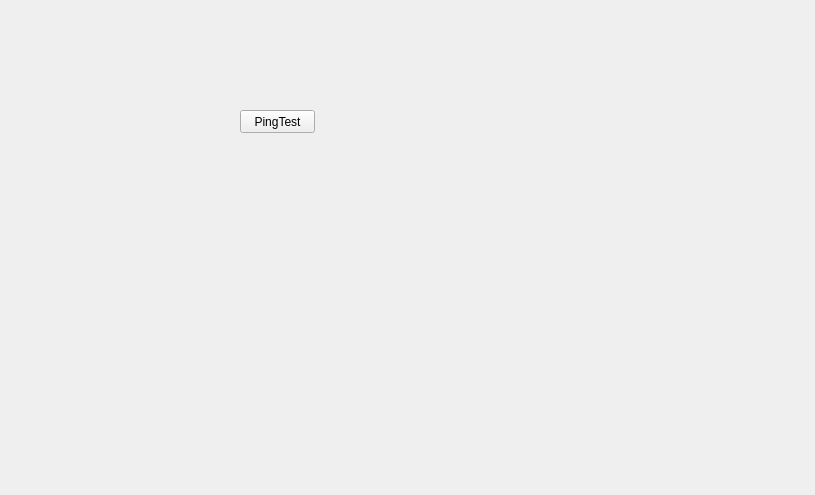
Old version of the form QtGuiApplicationTest/QtGuiApplicationTest/DebugInfoNetworkWidget.ui in the repository xautshuanglong/QtLearningRepository.
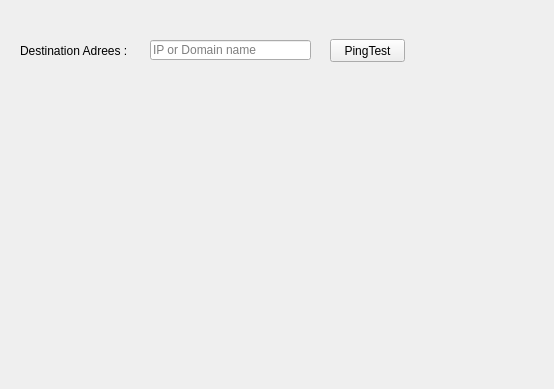
New version of the form.

Patch:
```diff
--- a/QtGuiApplicationTest/QtGuiApplicationTest/DebugInfoNetworkWidget.ui
+++ b/QtGuiApplicationTest/QtGuiApplicationTest/DebugInfoNetworkWidget.ui
@@ -6,8 +6,8 @@
    <rect>
     <x>0</x>
     <y>0</y>
-    <width>815</width>
-    <height>495</height>
+    <width>554</width>
+    <height>389</height>
    </rect>
   </property>
   <property name="windowTitle">
@@ -16,8 +16,8 @@
   <widget class="QPushButton" name="pushButton">
    <property name="geometry">
     <rect>
-     <x>240</x>
-     <y>110</y>
+     <x>330</x>
+     <y>39</y>
      <width>75</width>
      <height>23</height>
     </rect>
@@ -26,6 +26,32 @@
     <string>PingTest</string>
    </property>
   </widget>
+  <widget class="QLineEdit" name="leDestinationAddress">
+   <property name="geometry">
+    <rect>
+     <x>150</x>
+     <y>40</y>
+     <width>161</width>
+     <height>20</height>
+    </rect>
+   </property>
+   <property name="placeholderText">
+    <string>IP or Domain name</string>
+   </property>
+  </widget>
+  <widget class="QLabel" name="lbDestinationAddress">
+   <property name="geometry">
+    <rect>
+     <x>20</x>
+     <y>40</y>
+     <width>141</width>
+     <height>21</height>
+    </rect>
+   </property>
+   <property name="text">
+    <string>Destination Adrees :</string>
+   </property>
+  </widget>
  </widget>
  <layoutdefault spacing="6" margin="11"/>
  <resources/>
```
Left out of the diff: 2 changed lines with no effect on the pictures.
